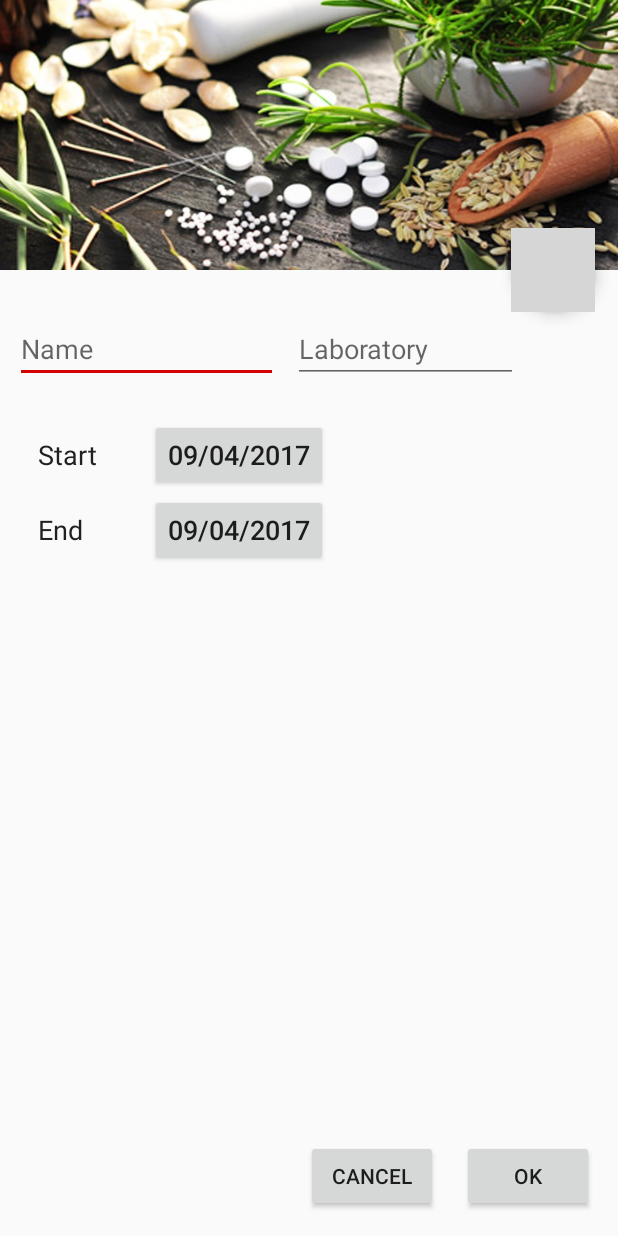
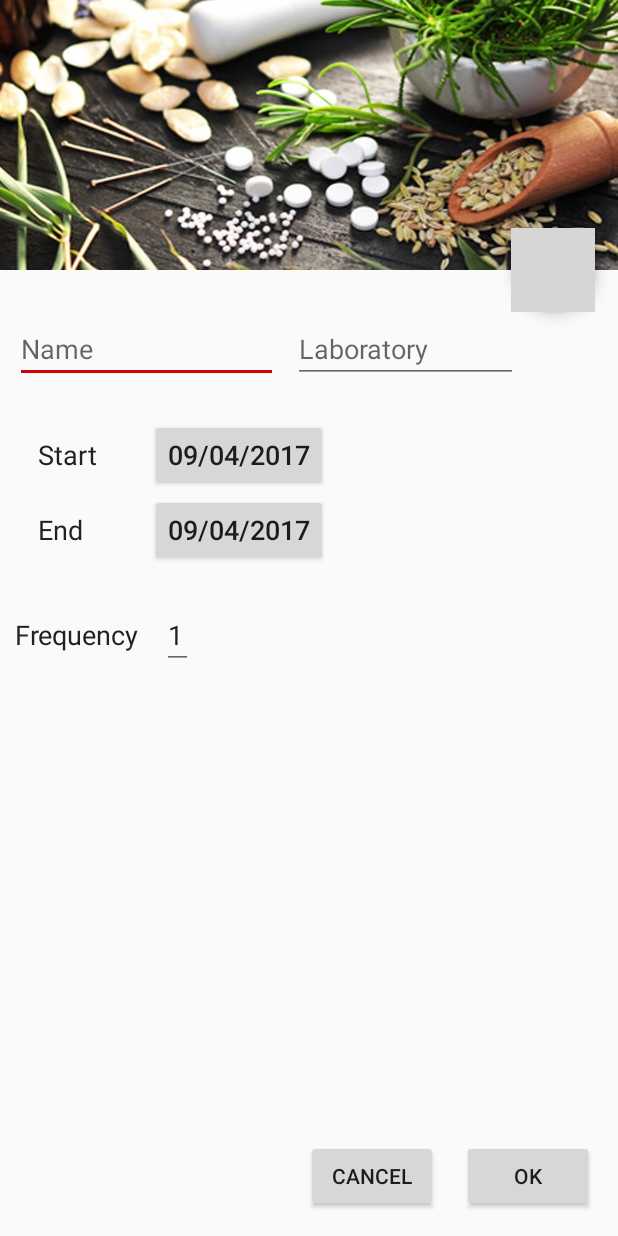
Before and after one commit to florentphilippe/LAY, an Android app: the NewDrug screen opened directly, with no data from a screen before it, on a phone screen of 412 x 824 dp. Run offline under Robolectric (Android 15) with nearby library versions, the phone set to English and light mode, and no system bars; grey boxes are pictures that could not be loaded.

Commit message:
Adding frequency components to activity new drug

```diff
--- a/app/src/main/res/layout/activity_new_drug.xml
+++ b/app/src/main/res/layout/activity_new_drug.xml
@@ -3,6 +3,7 @@
     android:layout_width="match_parent"
     android:layout_height="match_parent"
     xmlns:app="http://schemas.android.com/apk/res-auto">
+
 
     <RelativeLayout
         android:layout_width="match_parent"
@@ -10,44 +11,44 @@
 
         <ImageView
             android:id="@+id/medecine_cover_photo"
+            android:layout_width="380dp"
             android:layout_height="180dp"
-            android:layout_width="380dp"
-            android:src="@drawable/cover_medicine_picture"
+            android:layout_alignParentEnd="true"
+            android:layout_alignParentLeft="true"
+            android:layout_alignParentRight="true"
+            android:layout_alignParentStart="true"
             android:layout_alignParentTop="true"
-            android:layout_alignParentStart="true"
-            android:layout_alignParentEnd="true"
-            android:layout_alignParentRight="true"
-            android:layout_alignParentLeft="true"
-            android:scaleType="fitXY"/>
-            <!--This last methods disable the blanks of the margins  -->
+            android:scaleType="fitXY"
+            android:src="@drawable/cover_medicine_picture" />
+        <!--This last methods disable the blanks of the margins  -->
 
         <EditText
             android:id="@+id/edit_name_drug"
             android:layout_width="175dp"
             android:layout_height="wrap_content"
+            android:layout_below="@+id/medecine_cover_photo"
+            android:layout_marginStart="10dp"
+            android:layout_marginTop="30dp"
             android:hint="@string/hint_drug_name"
-            android:inputType="textCapSentences"
-            android:layout_marginStart="10dp"
-            android:layout_below="@+id/medecine_cover_photo"
-            android:layout_marginTop="30dp" />
+            android:inputType="textCapSentences" />
 
         <EditText
             android:id="@+id/edit_lab_name"
             android:layout_width="150dp"
             android:layout_height="wrap_content"
+            android:layout_alignBaseline="@id/edit_name_drug"
             android:layout_marginLeft="10dp"
             android:layout_toRightOf="@id/edit_name_drug"
-            android:layout_alignBaseline="@id/edit_name_drug"
-            android:inputType="textCapWords"
-            android:hint="@string/hint_lab_name" />
+            android:hint="@string/hint_lab_name"
+            android:inputType="textCapWords" />
 
         <TextView
             android:id="@+id/text_start"
             android:layout_width="wrap_content"
             android:layout_height="wrap_content"
             android:layout_below="@id/edit_name_drug"
+            android:layout_marginStart="25dp"
             android:layout_marginTop="35dp"
-            android:layout_marginStart="25dp"
             android:text="@string/text_start"
             android:textColor="@color/blackFonce"
             android:textSize="18sp" />
@@ -57,8 +58,8 @@
             android:layout_width="wrap_content"
             android:layout_height="wrap_content"
             android:layout_below="@id/text_start"
+            android:layout_marginStart="25dp"
             android:layout_marginTop="25dp"
-            android:layout_marginStart="25dp"
             android:text="@string/text_end"
             android:textColor="@color/blackFonce"
             android:textSize="18sp" />
@@ -68,8 +69,8 @@
             android:layout_width="wrap_content"
             android:layout_height="wrap_content"
             android:layout_alignBaseline="@id/text_start"
+            android:layout_marginStart="35dp"
             android:layout_toRightOf="@id/text_start"
-            android:layout_marginStart="35dp"
             android:textSize="18sp" />
 
         <Button
@@ -77,27 +78,48 @@
             android:layout_width="wrap_content"
             android:layout_height="wrap_content"
             android:layout_alignBaseline="@id/text_end"
+            android:layout_marginStart="35dp"
             android:layout_toRightOf="@id/text_start"
-            android:layout_marginStart="35dp"
             android:textSize="18sp" />
 
         <Button
             android:id="@+id/button_ok"
             android:layout_width="wrap_content"
             android:layout_height="wrap_content"
-            android:text="@string/button_ok"
+            android:layout_alignParentBottom="true"
             android:layout_alignParentEnd="true"
-            android:layout_alignParentBottom="true"
-            android:layout_margin="@dimen/activity_horizontal_margin" />
+            android:layout_margin="@dimen/activity_horizontal_margin"
+            android:text="@string/button_ok" />
 
         <Button
             android:id="@+id/button_cancel"
             android:layout_width="wrap_content"
             android:layout_height="wrap_content"
-            android:text="@string/button_cancel"
+            android:layout_alignBaseline="@id/button_ok"
             android:layout_toLeftOf="@id/button_ok"
-            android:layout_alignBaseline="@id/button_ok" />
+            android:text="@string/button_cancel" />
 
+        <TextView
+            android:id="@+id/text_frequency"
+            android:layout_width="wrap_content"
+            android:layout_height="wrap_content"
+            android:layout_below="@id/text_end"
+            android:layout_marginLeft="10dp"
+            android:layout_marginTop="45dp"
+            android:text="@string/text_frequency"
+            android:textColor="@color/blackFonce"
+            android:textSize="18sp" />
+
+        <EditText
+            android:id="@+id/edit_frequency"
+            android:layout_width="wrap_content"
+            android:layout_height="wrap_content"
+            android:layout_toRightOf="@id/text_frequency"
+            android:layout_alignBaseline="@id/text_frequency"
+            android:layout_marginLeft="15dp"
+            android:textColor="@color/blackFonce"
+            android:inputType="number"
+            android:text="1" />
 
     </RelativeLayout>
 
--- a/app/src/main/res/values/strings.xml
+++ b/app/src/main/res/values/strings.xml
@@ -8,6 +8,7 @@
     <string name="text_end">End</string>
     <string name="button_ok">OK</string>
     <string name="button_cancel">Cancel</string>
+    <string name="text_frequency">Frequency</string>
 
     <!-- TODO: Remove or change this placeholder text -->
     <string name="hello_blank_fragment">Hello blank fragment</string>
```
